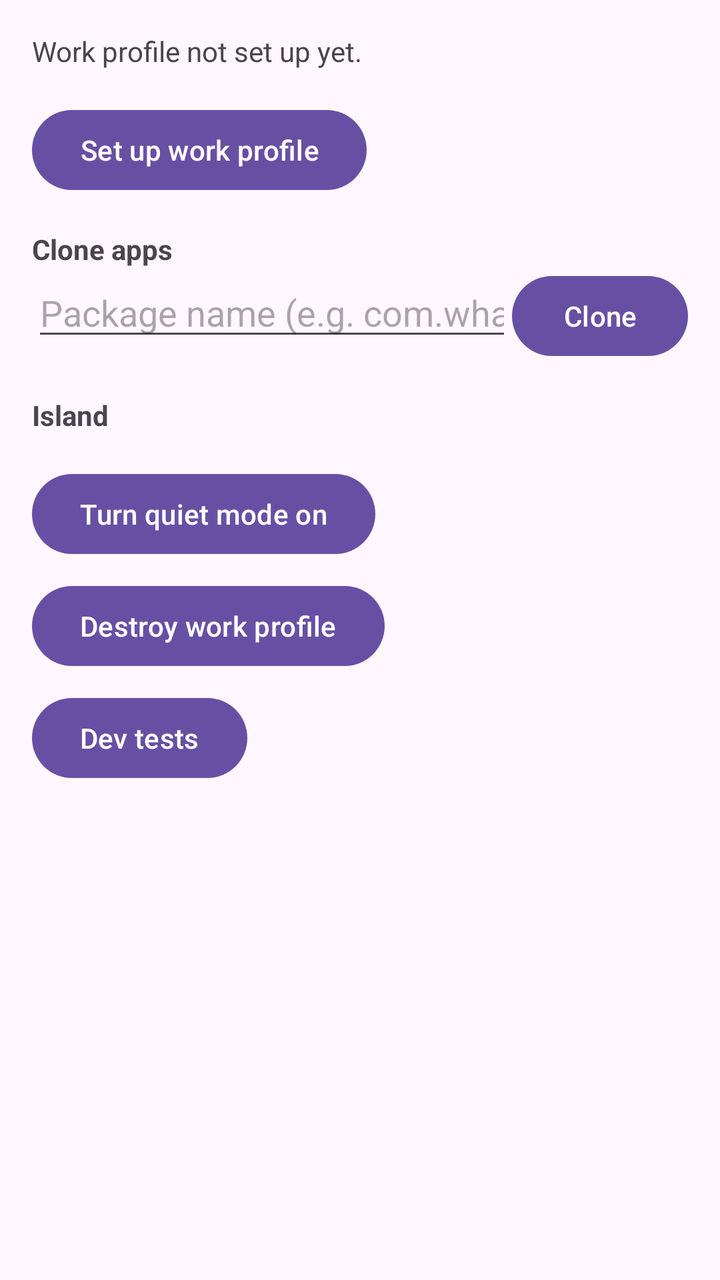
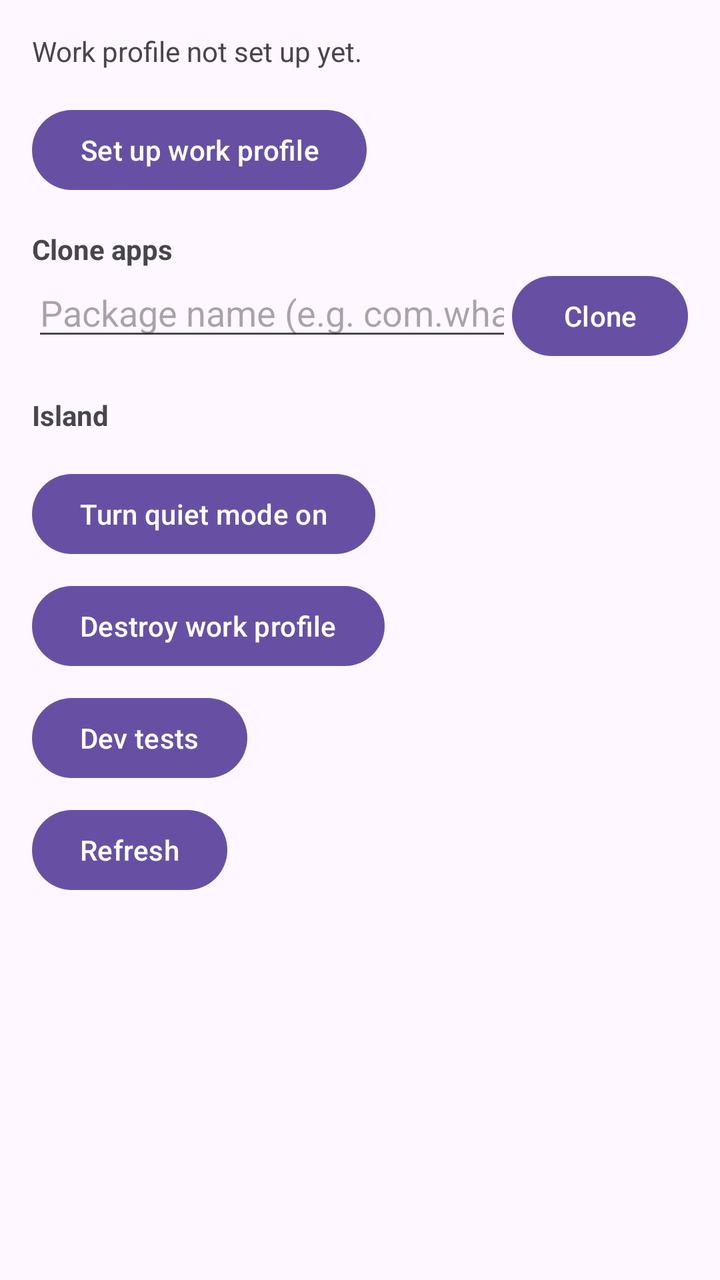

Compare the two renders of this Android layout. The source of the first and the diff that turns it into the second are given below.
<!-- AndroidManifest.xml: application theme Theme.TwinApps -->
<!-- res/layout/activity_main.xml -->
<?xml version="1.0" encoding="utf-8"?>
<ScrollView xmlns:android="http://schemas.android.com/apk/res/android"
    android:layout_width="match_parent"
    android:layout_height="match_parent"
    android:fitsSystemWindows="true">

    <LinearLayout
        android:layout_width="match_parent"
        android:layout_height="wrap_content"
        android:orientation="vertical"
        android:padding="16dp">

        <TextView
            android:id="@+id/statusText"
            android:layout_width="wrap_content"
            android:layout_height="wrap_content"
            android:text="@string/status_not_provisioned" />

        <Button
            android:id="@+id/setupButton"
            android:layout_width="wrap_content"
            android:layout_height="wrap_content"
            android:layout_marginTop="16dp"
            android:text="@string/setup_button" />

        <TextView
            android:id="@+id/cloneSectionTitle"
            android:layout_width="wrap_content"
            android:layout_height="wrap_content"
            android:layout_marginTop="16dp"
            android:text="@string/clone_section_title"
            android:textStyle="bold" />

        <LinearLayout
            android:layout_width="match_parent"
            android:layout_height="wrap_content"
            android:orientation="horizontal">

            <AutoCompleteTextView
                android:id="@+id/pkgInput"
                android:layout_width="0dp"
                android:layout_height="wrap_content"
                android:layout_weight="1"
                android:hint="@string/pkg_input_hint"
                android:inputType="textVisiblePassword"
                android:imeOptions="actionDone"
                android:importantForAutofill="no" />

            <Button
                android:id="@+id/cloneButton"
                android:layout_width="wrap_content"
                android:layout_height="wrap_content"
                android:text="@string/clone_button" />
        </LinearLayout>

        <TextView
            android:id="@+id/islandSectionTitle"
            android:layout_width="wrap_content"
            android:layout_height="wrap_content"
            android:layout_marginTop="16dp"
            android:text="@string/island_section_title"
            android:textStyle="bold" />

        <androidx.recyclerview.widget.RecyclerView
            android:id="@+id/islandList"
            android:layout_width="match_parent"
            android:layout_height="wrap_content"
            android:nestedScrollingEnabled="false" />

        <Button
            android:id="@+id/quietButton"
            android:layout_width="wrap_content"
            android:layout_height="wrap_content"
            android:layout_marginTop="16dp"
            android:text="@string/quiet_enable" />

        <Button
            android:id="@+id/destroyButton"
            android:layout_width="wrap_content"
            android:layout_height="wrap_content"
            android:layout_marginTop="8dp"
            android:text="@string/destroy_button" />

        <Button
            android:id="@+id/devTestsButton"
            android:layout_width="wrap_content"
            android:layout_height="wrap_content"
            android:layout_marginTop="8dp"
            android:text="@string/dev_tests_button" />

        <TextView
            android:id="@+id/versionText"
            android:layout_width="wrap_content"
            android:layout_height="wrap_content"
            android:layout_marginTop="16dp"
            android:textSize="12sp" />
    </LinearLayout>
</ScrollView>
<!-- resources referenced by this layout -->
<resources>
  <string name="clone_button">Clone</string>
  <string name="clone_section_title">Clone apps</string>
  <string name="destroy_button">Destroy work profile</string>
  <string name="dev_tests_button">Dev tests</string>
  <string name="island_section_title">Island</string>
  <string name="pkg_input_hint">Package name (e.g. com.whatsapp)</string>
  <string name="quiet_enable">Turn quiet mode on</string>
  <string name="setup_button">Set up work profile</string>
  <string name="status_not_provisioned">Work profile not set up yet.</string>
  <style name="Theme.TwinApps" parent="Theme.Material3.DayNight.NoActionBar">
      </style>
</resources>

<!-- the commit's change to res/layout/activity_main.xml (unified diff, before → after) -->
@@ -88,6 +88,13 @@
             android:layout_marginTop="8dp"
             android:text="@string/dev_tests_button" />
 
+        <Button
+            android:id="@+id/refreshButton"
+            android:layout_width="wrap_content"
+            android:layout_height="wrap_content"
+            android:layout_marginTop="8dp"
+            android:text="@string/refresh_button" />
+
         <TextView
             android:id="@+id/versionText"
             android:layout_width="wrap_content"
<!-- resource entries referenced after the edit -->
@@ -7,6 +7,7 @@
   <string name="island_section_title">Island</string>
   <string name="pkg_input_hint">Package name (e.g. com.whatsapp)</string>
   <string name="quiet_enable">Turn quiet mode on</string>
+  <string name="refresh_button">Refresh</string>
   <string name="setup_button">Set up work profile</string>
   <string name="status_not_provisioned">Work profile not set up yet.</string>
   <style name="Theme.TwinApps" parent="Theme.Material3.DayNight.NoActionBar">
